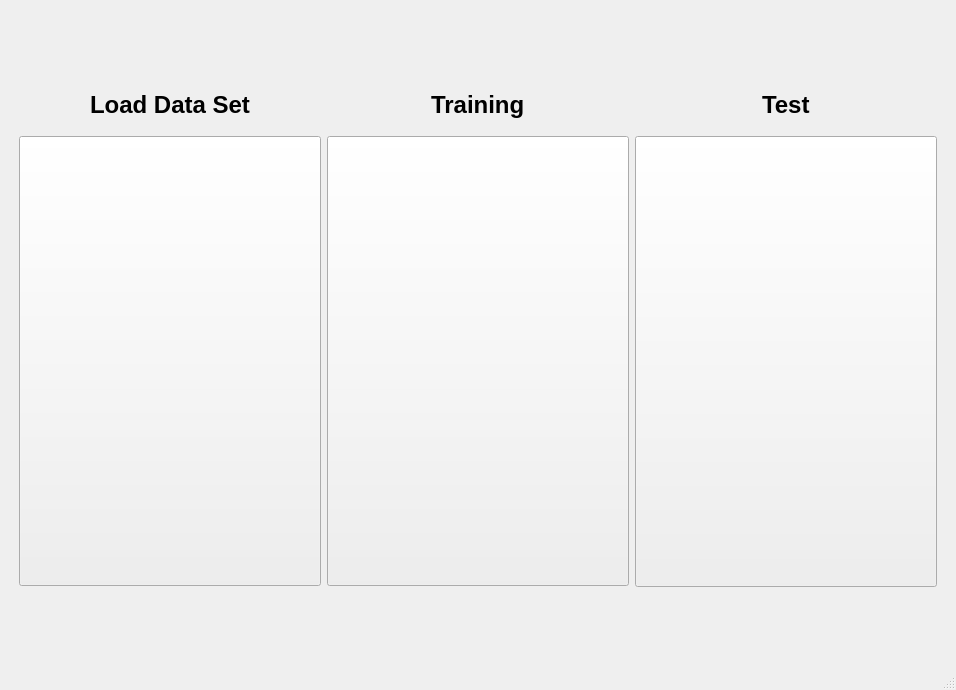
Before: the Qt Designer form ProJect/_uiFiles/Main.ui in chanseok12/Prediction-EXE-file, drawn with Qt 5.
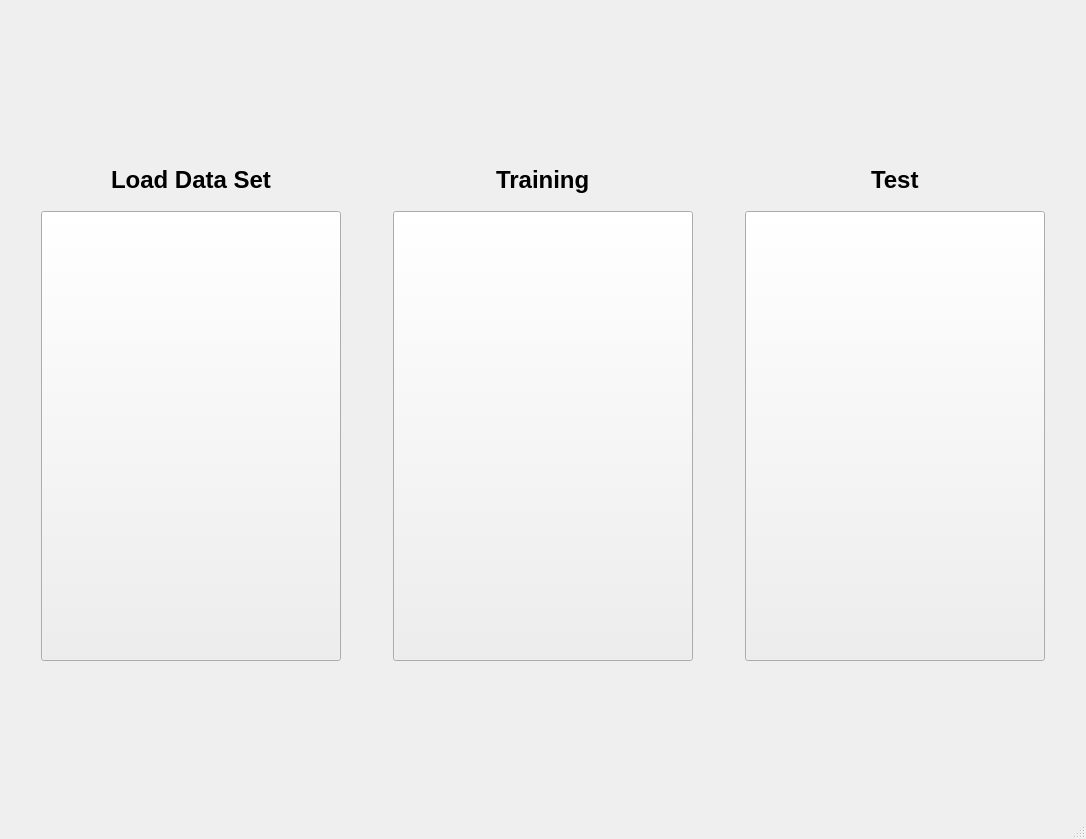
After: the same form once the commit is applied. Icons and pictures are not drawn.

What changed in the file:
```diff
--- a/ProJect/_uiFiles/Main.ui
+++ b/ProJect/_uiFiles/Main.ui
@@ -6,8 +6,8 @@
    <rect>
     <x>0</x>
     <y>0</y>
-    <width>956</width>
-    <height>690</height>
+    <width>1086</width>
+    <height>839</height>
    </rect>
   </property>
   <property name="minimumSize">
@@ -35,61 +35,24 @@
       <property name="bottomMargin">
        <number>10</number>
       </property>
-      <item row="1" column="1">
-       <widget class="QPushButton" name="Training_pushButton">
-        <property name="sizePolicy">
-         <sizepolicy hsizetype="Expanding" vsizetype="Expanding">
-          <horstretch>0</horstretch>
-          <verstretch>0</verstretch>
-         </sizepolicy>
-        </property>
-        <property name="minimumSize">
-         <size>
-          <width>300</width>
-          <height>300</height>
-         </size>
-        </property>
-        <property name="maximumSize">
-         <size>
-          <width>450</width>
-          <height>450</height>
-         </size>
-        </property>
-        <property name="text">
-         <string/>
-        </property>
-       </widget>
-      </item>
       <item row="1" column="0">
-       <widget class="QPushButton" name="Dataset_pushButton">
-        <property name="sizePolicy">
-         <sizepolicy hsizetype="Expanding" vsizetype="Expanding">
-          <horstretch>0</horstretch>
-          <verstretch>0</verstretch>
-         </sizepolicy>
+       <spacer name="horizontalSpacer_3">
+        <property name="orientation">
+         <enum>Qt::Horizontal</enum>
         </property>
-        <property name="minimumSize">
+        <property name="sizeHint" stdset="0">
          <size>
-          <width>300</width>
-          <height>300</height>
+          <width>40</width>
+          <height>20</height>
          </size>
         </property>
-        <property name="maximumSize">
-         <size>
-          <width>450</width>
-          <height>450</height>
-         </size>
-        </property>
-        <property name="text">
-         <string/>
-        </property>
-       </widget>
+       </spacer>
       </item>
-      <item row="1" column="2">
+      <item row="1" column="6">
        <widget class="QPushButton" name="Test_pushButton">
         <property name="sizePolicy">
          <sizepolicy hsizetype="Expanding" vsizetype="Expanding">
-          <horstretch>0</horstretch>
+          <horstretch>1</horstretch>
           <verstretch>0</verstretch>
          </sizepolicy>
         </property>
@@ -102,7 +65,7 @@
         <property name="maximumSize">
          <size>
           <width>450</width>
-          <height>451</height>
+          <height>450</height>
          </size>
         </property>
         <property name="text">
@@ -110,7 +73,70 @@
         </property>
        </widget>
       </item>
-      <item row="0" column="0" alignment="Qt::AlignHCenter">
+      <item row="1" column="7">
+       <spacer name="horizontalSpacer_4">
+        <property name="orientation">
+         <enum>Qt::Horizontal</enum>
+        </property>
+        <property name="sizeHint" stdset="0">
+         <size>
+          <width>40</width>
+          <height>20</height>
+         </size>
+        </property>
+       </spacer>
+      </item>
+      <item row="1" column="1">
+       <widget class="QPushButton" name="Dataset_pushButton">
+        <property name="sizePolicy">
+         <sizepolicy hsizetype="Expanding" vsizetype="Expanding">
+          <horstretch>1</horstretch>
+          <verstretch>0</verstretch>
+         </sizepolicy>
+        </property>
+        <property name="minimumSize">
+         <size>
+          <width>300</width>
+          <height>300</height>
+         </size>
+        </property>
+        <property name="maximumSize">
+         <size>
+          <width>450</width>
+          <height>450</height>
+         </size>
+        </property>
+        <property name="text">
+         <string/>
+        </property>
+       </widget>
+      </item>
+      <item row="1" column="3">
+       <widget class="QPushButton" name="Training_pushButton">
+        <property name="sizePolicy">
+         <sizepolicy hsizetype="Expanding" vsizetype="Expanding">
+          <horstretch>1</horstretch>
+          <verstretch>0</verstretch>
+         </sizepolicy>
+        </property>
+        <property name="minimumSize">
+         <size>
+          <width>300</width>
+          <height>300</height>
+         </size>
+        </property>
+        <property name="maximumSize">
+         <size>
+          <width>450</width>
+          <height>450</height>
+         </size>
+        </property>
+        <property name="text">
+         <string/>
+        </property>
+       </widget>
+      </item>
+      <item row="0" column="1" alignment="Qt::AlignHCenter">
        <widget class="QLabel" name="label">
         <property name="maximumSize">
          <size>
@@ -126,20 +152,58 @@
         </property>
        </widget>
       </item>
-      <item row="0" column="1" alignment="Qt::AlignHCenter">
+      <item row="0" column="3" alignment="Qt::AlignHCenter">
        <widget class="QLabel" name="label_2">
         <property name="text">
          <string>&lt;html&gt;&lt;head/&gt;&lt;body&gt;&lt;p&gt;&lt;span style=&quot; font-size:18pt; font-weight:600;&quot;&gt;Training&lt;/span&gt;&lt;/p&gt;&lt;/body&gt;&lt;/html&gt;</string>
         </property>
        </widget>
       </item>
-      <item row="0" column="2" alignment="Qt::AlignHCenter">
+      <item row="0" column="6" alignment="Qt::AlignHCenter">
        <widget class="QLabel" name="label_3">
         <property name="text">
          <string>&lt;html&gt;&lt;head/&gt;&lt;body&gt;&lt;p&gt;&lt;span style=&quot; font-size:18pt; font-weight:600;&quot;&gt;Test&lt;/span&gt;&lt;/p&gt;&lt;/body&gt;&lt;/html&gt;</string>
         </property>
        </widget>
       </item>
+      <item row="1" column="2">
+       <widget class="QLabel" name="arrow1">
+        <property name="minimumSize">
+         <size>
+          <width>40</width>
+          <height>40</height>
+         </size>
+        </property>
+        <property name="maximumSize">
+         <size>
+          <width>40</width>
+          <height>40</height>
+         </size>
+        </property>
+        <property name="text">
+         <string/>
+        </property>
+       </widget>
+      </item>
+      <item row="1" column="4">
+       <widget class="QLabel" name="arrow2">
+        <property name="minimumSize">
+         <size>
+          <width>40</width>
+          <height>40</height>
+         </size>
+        </property>
+        <property name="maximumSize">
+         <size>
+          <width>40</width>
+          <height>40</height>
+         </size>
+        </property>
+        <property name="text">
+         <string/>
+        </property>
+       </widget>
+      </item>
      </layout>
     </item>
    </layout>
```
